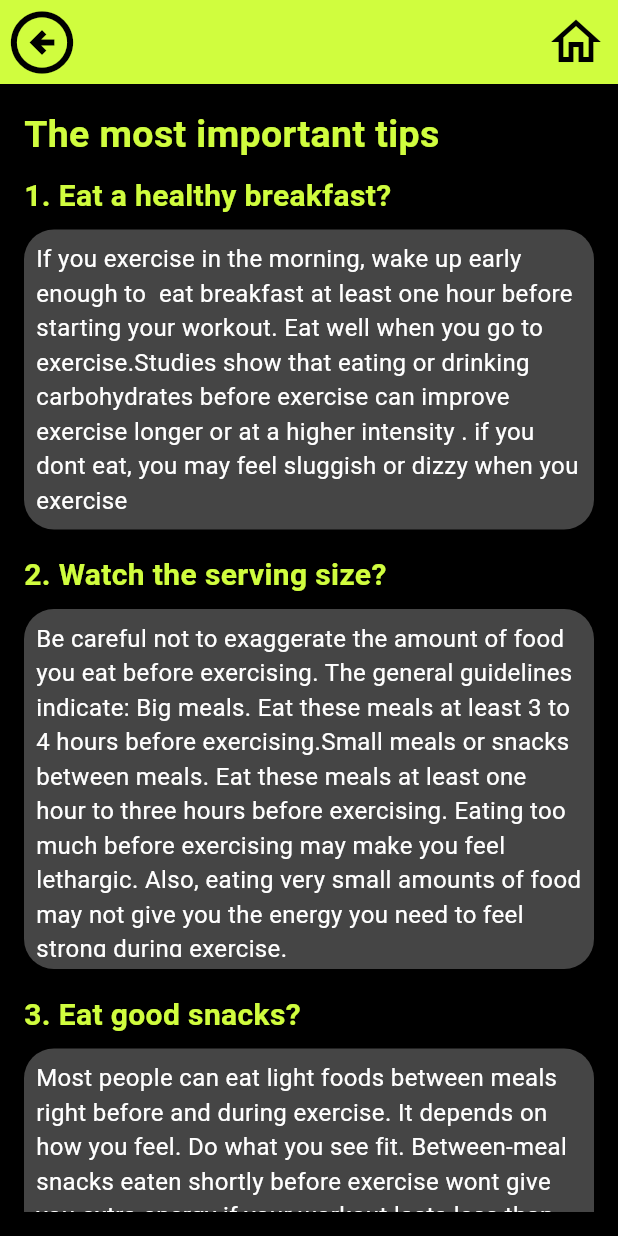
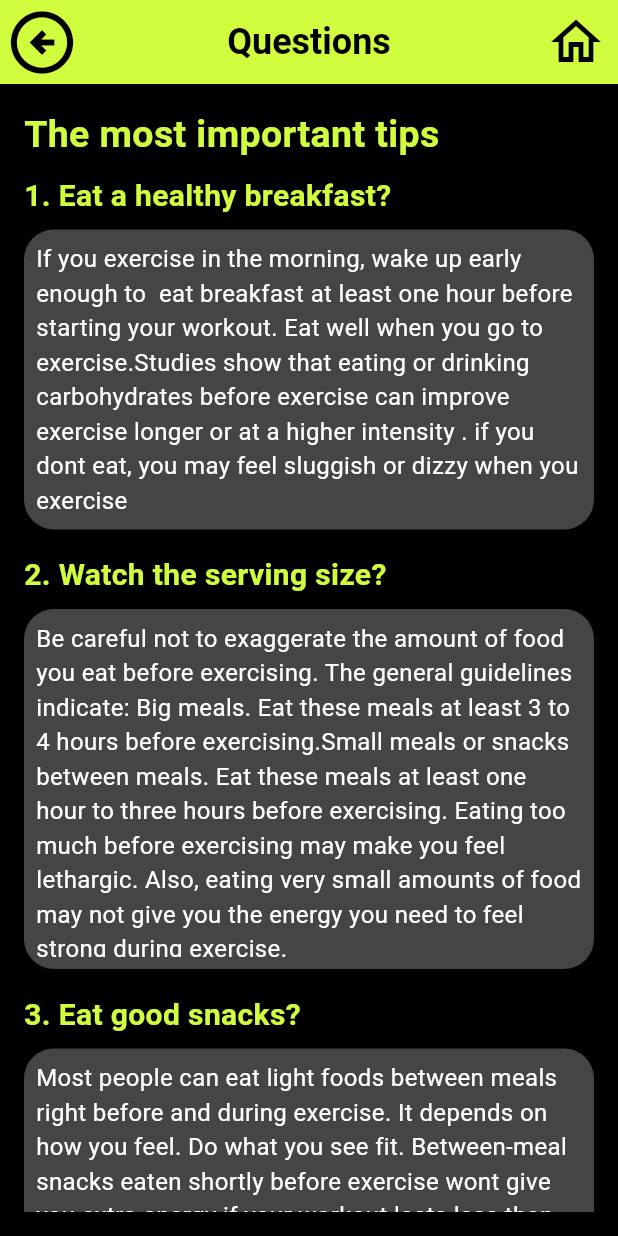
Before and after one commit to A7medkatheer/project, a Flutter app: the TheMostImportantTips screen opened directly, on a phone screen of 412 x 824 dp. Run offline on Flutter 3.47's test engine with Material 3 defaults, Android fonts, the phone set to English and light mode, and no system bars; our stand-ins replace dio, flutter_bloc, flutter_svg, image_picker, jwt_decoder, pinput and 3 more; accounts and stored records are empty.

```diff
--- a/lib/main.dart
+++ b/lib/main.dart
@@ -4,11 +4,11 @@ import 'package:flutter/material.dart';
 import 'package:flutter_application_1/pages/cache/cache_helper.dart';
 import 'package:flutter_application_1/pages/core/api/dio_consumer.dart';
 import 'package:flutter_application_1/pages/core/login.dart';
+import 'package:flutter_application_1/pages/core/signUp.dart';
 import 'package:flutter_application_1/pages/cubit/user_cubit.dart';
 // import 'package:flutter_application_1/pages/in_body.dart';
 // import 'package:flutter_application_1/pages/password.dart';
 import 'package:flutter_bloc/flutter_bloc.dart';
-
 
 // import 'profile/pirvacy_policy.dart';
 // import 'profile/profile_page.dart';
@@ -29,9 +29,9 @@ class MyApp extends StatelessWidget {
 
   @override
   Widget build(BuildContext context) {
-    return const MaterialApp(
+    return MaterialApp(
       debugShowCheckedModeBanner: false,
-      home: Login(),
+      home: Signup(),
     );
   }
 }
--- a/lib/onBoardingScreens/Splash.dart
+++ b/lib/onBoardingScreens/Splash.dart
@@ -56,7 +56,7 @@ class Splash extends StatelessWidget {
                       crossAxisAlignment: CrossAxisAlignment.center,
                       children: [
                         Text(
-                          '   Fitness \n     hhi    & \n   FEEDING ',
+                          '   Fitness \n        &    \n   FEEDING ',
                           style: TextStyle(
                             color: Color(0xffD0FD3E),
                             fontSize: 48,
--- a/lib/supplement/the_most_important_tips.dart
+++ b/lib/supplement/the_most_important_tips.dart
@@ -10,6 +10,11 @@ class TheMostImportantTips extends StatelessWidget {
     return Scaffold(
       backgroundColor: Colors.black,
       appBar: AppBar(
+        title: Text(
+          'Questions',
+          style: TextStyle(
+              color: Colors.black, fontWeight: FontWeight.bold, fontSize: 24),
+        ),
         elevation: 0,
         backgroundColor: const Color(0xffD0FD3E),
         actions: <Widget>[
@@ -20,8 +25,10 @@ class TheMostImportantTips extends StatelessWidget {
               size: 40,
             ),
             onPressed: () {
-              Navigator.push(context,
-                  MaterialPageRoute(builder: ((context) => const HomeScreen())));
+              Navigator.push(
+                  context,
+                  MaterialPageRoute(
+                      builder: ((context) => const HomeScreen())));
             },
           ),
         ],
```
